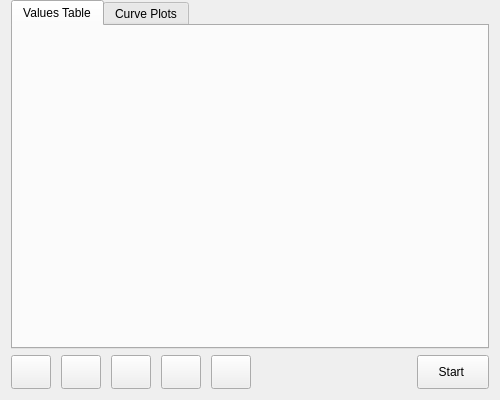
First picture: the form in ui/CUcontent_MBsSWs.ui, repository mstepuch/FreeSSM, before the edit.
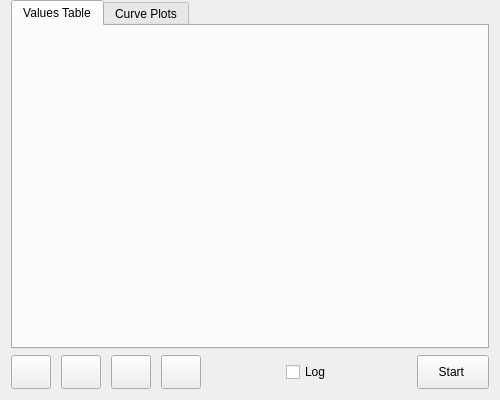
Second picture: the form after the edit. Icons and pictures are not drawn.

Commit message:
fix: rework CSV logging UX - checkbox before Start, no lost data
- Replace log button with 'Log' checkbox in MB/SW toolbar
- Check 'Log' → file dialog → select path BEFORE pressing Start
- Start opens file and logs from first sample - zero data loss
- Checkbox disabled during reading (can't change file mid-session)
- Stop closes file, re-enables checkbox

The edit to the form file:
```diff
--- a/ui/CUcontent_MBsSWs.ui
+++ b/ui/CUcontent_MBsSWs.ui
@@ -201,16 +201,23 @@
       </widget>
      </item>
      <item>
-      <widget class="QPushButton" name="mbswlog_pushButton">
+      <spacer name="horizontalSpacer_left">
+       <property name="orientation">
+        <enum>Qt::Horizontal</enum>
+       </property>
+       <property name="sizeHint" stdset="0">
+        <size>
+         <width>10</width>
+         <height>20</height>
+        </size>
+       </property>
+      </spacer>
+     </item>
+     <item>
+      <widget class="QCheckBox" name="csvlog_checkBox">
        <property name="minimumSize">
         <size>
-         <width>40</width>
-         <height>34</height>
-        </size>
-       </property>
-       <property name="maximumSize">
-        <size>
-         <width>40</width>
+         <width>0</width>
          <height>34</height>
         </size>
        </property>
@@ -218,20 +225,7 @@
         <string>Log to CSV</string>
        </property>
        <property name="text">
-        <string/>
-       </property>
-       <property name="icon">
-        <iconset resource="../resources/FreeSSM.qrc">
-         <normaloff>:/icons/chrystal/32x32/fileprint.png</normaloff>:/icons/chrystal/32x32/fileprint.png</iconset>
-       </property>
-       <property name="iconSize">
-        <size>
-         <width>24</width>
-         <height>24</height>
-        </size>
-       </property>
-       <property name="checkable">
-        <bool>true</bool>
+        <string>Log</string>
        </property>
       </widget>
      </item>
```
Left out of the diff: 2 changed lines with no effect on the pictures. The commit also changes 2 other files.
